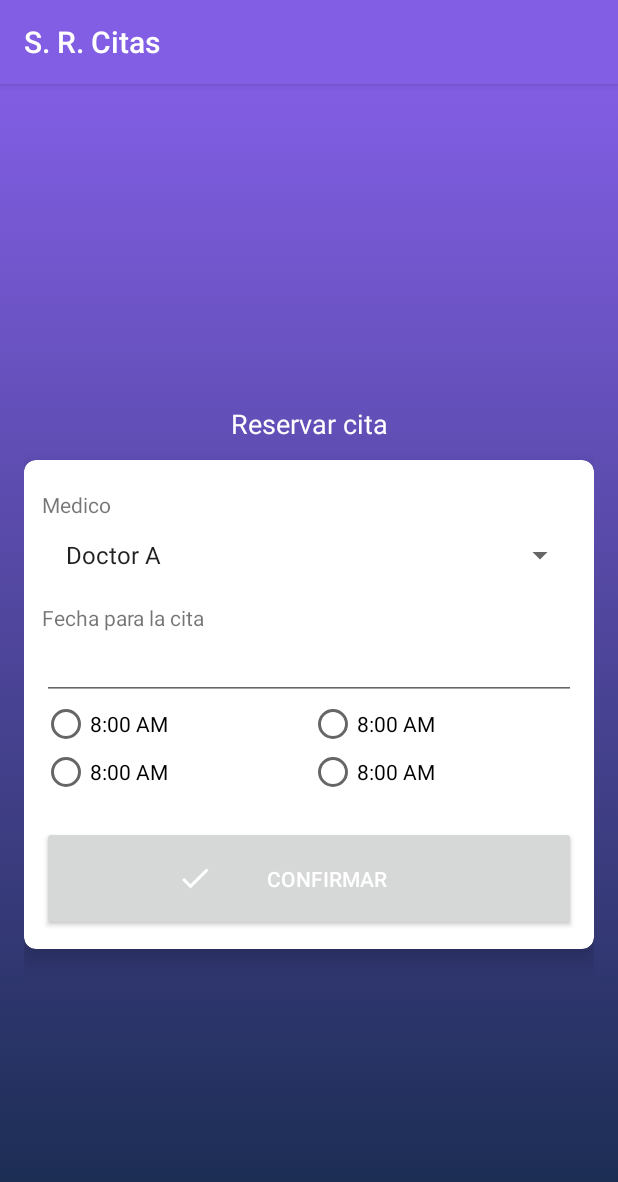
After one commit to lrdgz/MyAppointments, an Android app: the CreateAppointmentActivity screen opened directly, with no data from a screen before it, on a phone screen of 412 x 824 dp. The commit adds this screen. Shown: the top 1182 px of the screen. Run offline under Robolectric (Android 15) with nearby library versions, the phone set to English and light mode, and no system bars.

Commit message:
Add new Appointment

```diff
--- a/app/build.gradle
+++ b/app/build.gradle
@@ -29,6 +29,7 @@ dependencies {
     implementation 'androidx.appcompat:appcompat:1.0.2'
     implementation 'androidx.core:core-ktx:1.0.2'
     implementation 'androidx.constraintlayout:constraintlayout:1.1.3'
+    implementation 'androidx.cardview:cardview:1.0.0'
     testImplementation 'junit:junit:4.12'
     androidTestImplementation 'androidx.test.ext:junit:1.1.0'
     androidTestImplementation 'androidx.test.espresso:espresso-core:3.1.1'
--- a/app/src/main/AndroidManifest.xml
+++ b/app/src/main/AndroidManifest.xml
@@ -9,7 +9,8 @@
         android:roundIcon="@mipmap/ic_launcher_round"
         android:supportsRtl="true"
         android:theme="@style/AppTheme">
-        <activity android:name=".MenuActivity"></activity>
+        <activity android:name=".CreateAppointmentActivity"></activity>
+        <activity android:name=".MenuActivity" />
         <activity android:name=".RegisterActivity" />
         <activity android:name=".MainActivity">
             <intent-filter>
--- /dev/null
+++ b/app/src/main/java/com/developer/myappointments/CreateAppointmentActivity.kt
@@ -0,0 +1,122 @@
+package com.developer.myappointments
+
+import android.app.DatePickerDialog
+import androidx.appcompat.app.AppCompatActivity
+import android.os.Bundle
+import android.view.View
+import android.widget.ArrayAdapter
+import android.widget.RadioButton
+import android.widget.Toast
+import kotlinx.android.synthetic.main.activity_create_appointment.*
+import java.util.*
+
+class CreateAppointmentActivity : AppCompatActivity() {
+
+    private val selectedCalendar = Calendar.getInstance()
+    private var selectedRadioButton : RadioButton? = null
+
+    override fun onCreate(savedInstanceState: Bundle?) {
+        super.onCreate(savedInstanceState)
+        setContentView(R.layout.activity_create_appointment)
+
+        btnNext.setOnClickListener{
+
+            cvStep1.visibility = View.GONE
+            cvStep2.visibility = View.VISIBLE
+
+        }
+
+        btnConfirmAppointment.setOnClickListener{
+            Toast.makeText(this, "Cita registrada correctamente", Toast.LENGTH_LONG).show()
+            finish()
+        }
+
+
+        val SpecialtiesOptions = arrayOf("Specialty A","Specialty B","Specialty C","Specialty D")
+        spinnerSpecialties.adapter = ArrayAdapter<String>(this, android.R.layout.simple_list_item_1, SpecialtiesOptions)
+
+
+        val DoctorOptions = arrayOf("Doctor A","Doctor B","Doctor C","Doctor D")
+        spinnerDoctors.adapter = ArrayAdapter<String>(this, android.R.layout.simple_list_item_1, DoctorOptions)
+
+    }
+
+    fun onClickScheduledDate(v: View?){
+
+        val year = selectedCalendar .get(Calendar.YEAR)
+        val month = selectedCalendar .get(Calendar.MONTH)
+        val dayOfMonth = selectedCalendar .get(Calendar.DAY_OF_MONTH)
+
+        val listener = DatePickerDialog.OnDateSetListener { datePicker, y, m, d ->
+            Toast.makeText(this, "$y-$m-$d", Toast.LENGTH_LONG).show()
+            selectedCalendar .set(y, m, d)
+            etScheduledDate.setText(
+                resources.getString(
+                    R.string.date_format,
+                    y,
+                    m.twoDigits(),
+                    d.twoDigits()
+                )
+            )
+            displayRadioButtons()
+        }
+
+        //new dialog
+        val datePickerDialog = DatePickerDialog(this, listener, year, month, dayOfMonth)
+
+        //set limits
+
+        //min
+        val datePicker = datePickerDialog.datePicker
+        val calendar = Calendar.getInstance()
+        calendar.add(Calendar.DAY_OF_MONTH, 1)
+
+        datePicker.minDate = calendar .timeInMillis // +1 now
+
+        //max
+        calendar.add(Calendar.DAY_OF_MONTH, 29)
+        datePicker.maxDate = calendar .timeInMillis // +30 now
+
+        //show dialog
+        datePickerDialog.show()
+    }
+
+
+    private fun displayRadioButtons(){
+
+        //LIMPIAR PARA QUE NO SE DUPLIQUEN
+//        radioGroup.clearCheck()
+//        radioGroup.removeAllViews()
+
+        selectedRadioButton = null;
+        radioGroupLeft.removeAllViews()
+        radioGroupRight.removeAllViews()
+
+
+        val hours = arrayOf("3:00 PM", "3:30 PM", "4:00 PM", "4:30 PM", "5:00 PM")
+        var goToLeft = true
+
+        hours.forEach {
+
+            val radioButton = RadioButton(this)
+            radioButton.id = View.generateViewId()
+            radioButton.text = it
+
+            radioButton.setOnClickListener{view ->
+                selectedRadioButton?.isChecked = false
+                selectedRadioButton = view as RadioButton?
+                selectedRadioButton?.isChecked = true
+            }
+
+            if (goToLeft)
+                radioGroupLeft.addView(radioButton)
+            else
+                radioGroupRight.addView(radioButton)
+
+            goToLeft = !goToLeft
+
+        }
+    }
+
+    private fun Int.twoDigits() = if(this >= 10) this.toString() else "0$this"
+}
--- a/app/src/main/java/com/developer/myappointments/MenuActivity.kt
+++ b/app/src/main/java/com/developer/myappointments/MenuActivity.kt
@@ -1,12 +1,20 @@
 package com.developer.myappointments
 
+import android.content.Intent
 import androidx.appcompat.app.AppCompatActivity
 import android.os.Bundle
+import kotlinx.android.synthetic.main.activity_menu.*
 
 class MenuActivity : AppCompatActivity() {
 
     override fun onCreate(savedInstanceState: Bundle?) {
         super.onCreate(savedInstanceState)
         setContentView(R.layout.activity_menu)
+
+
+        btnCreateAppointment.setOnClickListener {
+            val intent = Intent(this, CreateAppointmentActivity::class.java)
+            startActivity(intent)
+        }
     }
 }
--- /dev/null
+++ b/app/src/main/res/drawable/ic_check.xml
@@ -0,0 +1,5 @@
+<vector android:height="24dp" android:tint="#FFFFFF"
+    android:viewportHeight="24.0" android:viewportWidth="24.0"
+    android:width="24dp" xmlns:android="http://schemas.android.com/apk/res/android">
+    <path android:fillColor="#FF000000" android:pathData="M9,16.17L4.83,12l-1.42,1.41L9,19 21,7l-1.41,-1.41z"/>
+</vector>
--- /dev/null
+++ b/app/src/main/res/drawable/ic_navigate_next.xml
@@ -0,0 +1,5 @@
+<vector android:height="24dp" android:tint="#FFFFFF"
+    android:viewportHeight="24.0" android:viewportWidth="24.0"
+    android:width="24dp" xmlns:android="http://schemas.android.com/apk/res/android">
+    <path android:fillColor="#FF000000" android:pathData="M10,6L8.59,7.41 13.17,12l-4.58,4.59L10,18l6,-6z"/>
+</vector>
--- /dev/null
+++ b/app/src/main/res/layout/activity_create_appointment.xml
@@ -0,0 +1,203 @@
+<?xml version="1.0" encoding="utf-8"?>
+<LinearLayout xmlns:android="http://schemas.android.com/apk/res/android"
+    xmlns:app="http://schemas.android.com/apk/res-auto"
+    xmlns:tools="http://schemas.android.com/tools"
+    android:layout_width="match_parent"
+    android:layout_height="match_parent"
+    android:animateLayoutChanges="true"
+    android:background="@drawable/db_gradient"
+    android:gravity="center"
+    android:orientation="vertical"
+    android:padding="16dp"
+    tools:context=".MenuActivity">
+
+    <TextView
+        android:layout_width="match_parent"
+        android:layout_height="60dp"
+        android:gravity="center"
+        android:paddingTop="12dp"
+        android:text="@string/label_create_appointment"
+        android:textAppearance="@style/TextAppearance.AppCompat.Medium"
+        android:textColor="@color/white" />
+
+    <androidx.cardview.widget.CardView
+        android:id="@+id/cvStep1"
+        android:layout_width="match_parent"
+        android:layout_height="wrap_content"
+        android:visibility="gone"
+        app:cardCornerRadius="8dp"
+        app:cardElevation="8dp"
+        app:contentPadding="12dp">
+
+        <LinearLayout
+            android:layout_width="match_parent"
+            android:layout_height="wrap_content"
+            android:orientation="vertical">
+
+            <TextView
+                android:layout_width="match_parent"
+                android:layout_height="wrap_content"
+                android:layout_marginTop="8dp"
+                android:text="@string/label_description" />
+
+            <EditText
+                android:layout_width="match_parent"
+                android:layout_height="wrap_content" />
+
+            <TextView
+                android:layout_width="match_parent"
+                android:layout_height="wrap_content"
+                android:layout_marginTop="8dp"
+                android:text="@string/label_specialty" />
+
+            <Spinner
+                android:id="@+id/spinnerSpecialties"
+                android:layout_width="match_parent"
+                android:layout_height="wrap_content" />
+
+            <TextView
+                android:layout_width="match_parent"
+                android:layout_height="wrap_content"
+                android:layout_marginTop="8dp"
+                android:text="@string/label_type" />
+
+            <RadioGroup
+                android:layout_width="match_parent"
+                android:layout_height="wrap_content"
+                android:layout_marginBottom="8dp"
+                android:orientation="vertical">
+
+                <RadioButton
+                    android:layout_width="wrap_content"
+                    android:layout_height="wrap_content"
+                    android:text="@string/label_type1" />
+
+                <RadioButton
+                    android:layout_width="wrap_content"
+                    android:layout_height="wrap_content"
+                    android:text="@string/label_type2" />
+
+                <RadioButton
+                    android:layout_width="wrap_content"
+                    android:layout_height="wrap_content"
+                    android:text="@string/label_type3" />
+
+            </RadioGroup>
+
+
+            <Button
+                android:id="@+id/btnNext"
+                style="@style/MenuButton"
+                android:layout_width="match_parent"
+                android:layout_marginTop="12dp"
+                android:drawableEnd="@drawable/ic_navigate_next"
+                android:text="@string/btn_next" />
+        </LinearLayout>
+
+    </androidx.cardview.widget.CardView>
+
+
+    <androidx.cardview.widget.CardView
+        android:id="@+id/cvStep2"
+        android:layout_width="match_parent"
+        android:layout_height="wrap_content"
+        app:cardCornerRadius="8dp"
+        app:cardElevation="8dp"
+        app:contentPadding="12dp">
+
+        <androidx.core.widget.NestedScrollView
+            android:layout_width="match_parent"
+            android:layout_height="wrap_content">
+
+            <LinearLayout
+                android:layout_width="match_parent"
+                android:layout_height="wrap_content"
+                android:orientation="vertical">
+
+                <TextView
+                    android:layout_width="match_parent"
+                    android:layout_height="wrap_content"
+                    android:layout_marginTop="8dp"
+                    android:text="@string/label_doctor" />
+
+                <Spinner
+                    android:id="@+id/spinnerDoctors"
+                    android:layout_width="match_parent"
+                    android:layout_height="wrap_content" />
+
+                <TextView
+                    android:layout_width="match_parent"
+                    android:layout_height="wrap_content"
+                    android:layout_marginTop="8dp"
+                    android:text="@string/label_scheduled_date" />
+
+                <EditText
+                    android:id="@+id/etScheduledDate"
+                    android:layout_width="match_parent"
+                    android:layout_height="wrap_content"
+                    android:clickable="true"
+                    android:focusable="false"
+                    android:inputType="date"
+                    android:maxLines="1"
+                    android:onClick="onClickScheduledDate" />
+
+                <LinearLayout
+                    android:layout_width="match_parent"
+                    android:layout_height="wrap_content"
+                    android:orientation="horizontal">
+
+
+                    <LinearLayout
+                        android:id="@+id/radioGroupLeft"
+                        android:layout_width="0dp"
+                        android:layout_weight="1"
+                        android:layout_height="wrap_content"
+                        android:layout_marginBottom="8dp"
+                        android:orientation="vertical">
+
+                        <RadioButton
+                            android:layout_width="wrap_content"
+                            android:layout_height="wrap_content"
+                            android:text="8:00 AM" />
+
+                        <RadioButton
+                            android:layout_width="wrap_content"
+                            android:layout_height="wrap_content"
+                            android:text="8:00 AM" />
+
+                    </LinearLayout>
+
+                    <LinearLayout
+                        android:id="@+id/radioGroupRight"
+                        android:layout_width="0dp"
+                        android:layout_weight="1"
+                        android:layout_height="wrap_content"
+                        android:layout_marginBottom="8dp"
+                        android:orientation="vertical">
+
+                        <RadioButton
+                            android:layout_width="wrap_content"
+                            android:layout_height="wrap_content"
+                            android:text="8:00 AM" />
+
+                        <RadioButton
+                            android:layout_width="wrap_content"
+                            android:layout_height="wrap_content"
+                            android:text="8:00 AM" />
+
+                    </LinearLayout>
+                </LinearLayout>
+
+                <Button
+                    android:id="@+id/btnConfirmAppointment"
+                    style="@style/MenuButton"
+                    android:layout_width="match_parent"
+                    android:layout_marginTop="12dp"
+                    android:drawableStart="@drawable/ic_check"
+                    android:text="@string/btn_confirm" />
+            </LinearLayout>
+        </androidx.core.widget.NestedScrollView>
+
+    </androidx.cardview.widget.CardView>
+
+</LinearLayout>
--- a/app/src/main/res/layout/activity_menu.xml
+++ b/app/src/main/res/layout/activity_menu.xml
@@ -19,6 +19,7 @@
         android:textColor="@color/white" />
 
     <Button
+        android:id="@+id/btnCreateAppointment"
         style="@style/MenuButton"
         android:layout_width="match_parent"
         android:layout_marginTop="12dp"
@@ -26,6 +27,7 @@
         android:text="@string/btn_create_appointment" />
 
     <Button
+        android:id="@+id/btnMyAppointments"
         style="@style/MenuButton"
         android:layout_width="match_parent"
         android:layout_marginTop="12dp"
@@ -33,6 +35,7 @@
         android:text="@string/btn_my_appointments" />
 
     <Button
+        android:id="@+id/btnLogOut"
         style="@style/MenuButton"
         android:layout_width="match_parent"
         android:layout_marginTop="12dp"
--- a/app/src/main/res/values/strings.xml
+++ b/app/src/main/res/values/strings.xml
@@ -14,4 +14,18 @@
     <string name="btn_my_appointments">Mis citas</string>
     <string name="btn_log_out">Cerrar cesion</string>
     <string name="label_welcome">Bienvenido</string>
+    <string name="label_create_appointment">Reservar cita</string>
+    <string name="label_description">Descripcion</string>
+    <string name="label_specialty">Especialidad</string>
+    <string name="label_type">Tipo de cita</string>
+    <string name="label_type1">Consulta</string>
+    <string name="label_type2">Examen</string>
+    <string name="label_type3">Operacion</string>
+    <string name="btn_next">Siguente</string>
+    <string name="label_doctor">Medico</string>
+    <string name="label_scheduled_date">Fecha para la cita</string>
+    <string name="btn_confirm">Confirmar</string>
+
+
+    <string name="date_format">%1$d-%2$s-%3$s</string>
 </resources>
--- a/app/src/main/res/values/styles.xml
+++ b/app/src/main/res/values/styles.xml
@@ -9,9 +9,9 @@
     </style>
 
     <style name="MenuButton" parent="@style/TextAppearance.AppCompat.Widget.Button.Colored">
-        <item name="android:paddingLeft">100dp</item>
-        <item name="android:paddingRight">100dp</item>
-        <item name="android:layout_height">80dp</item>
+        <item name="android:paddingLeft">90dp</item>
+        <item name="android:paddingRight">90dp</item>
+        <item name="android:layout_height">70dp</item>
     </style>
 
 </resources>
```
